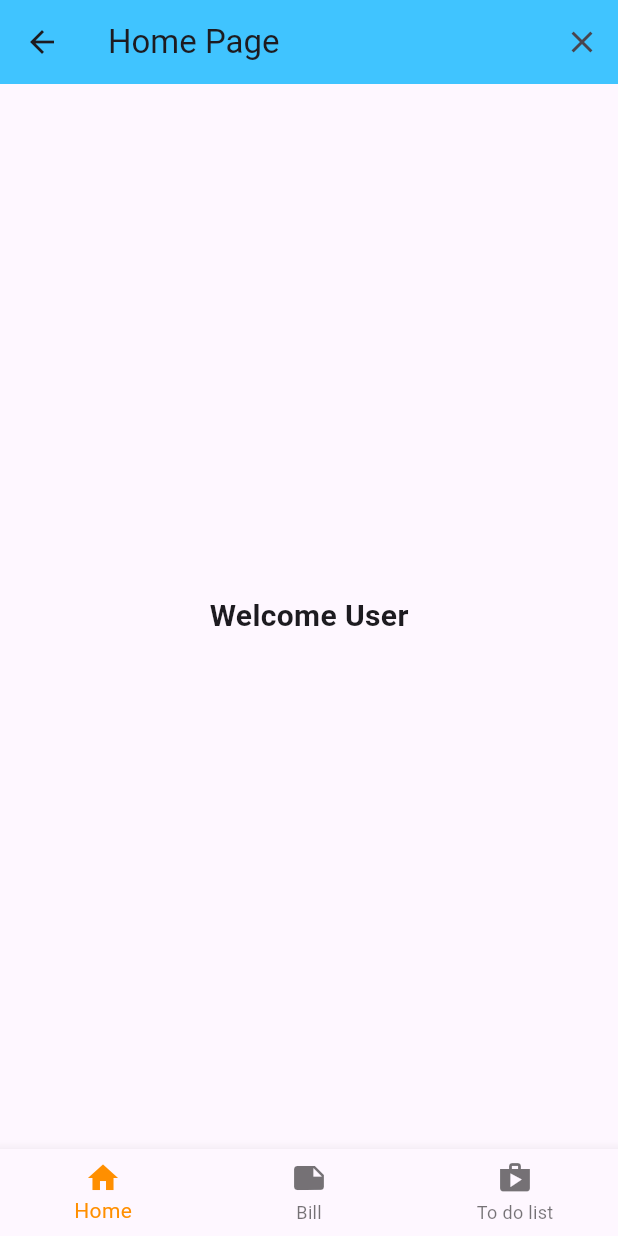
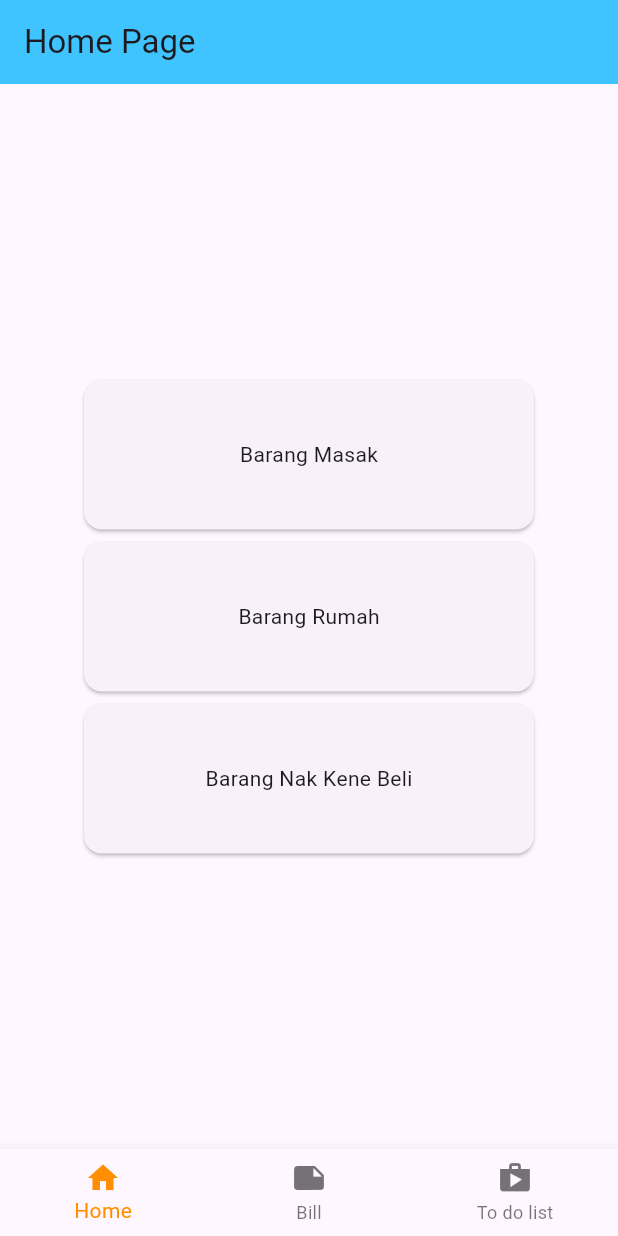
Before and after one commit to ahmdirfnz/Rumah-Sewa-App, a Flutter app: the HomeScreen screen opened by its route, on a phone screen of 412 x 824 dp. Run offline on Flutter 3.47's test engine with Material 3 defaults, Android fonts, the phone set to English and light mode, and no system bars; our stand-ins replace firebase_auth, firebase_core, modal_progress_hud_nsn; accounts and stored records are empty.

Commit message:
add card view in home page

```diff
--- a/lib/main.dart
+++ b/lib/main.dart
@@ -60,10 +60,7 @@ class _MyHomePageState extends State<MyHomePage> {
   Widget build(BuildContext context) {
     return Scaffold(
       appBar: AppBar(
-        actions: [
-          IconButton(
-              onPressed: () {}, icon: const Icon(Icons.calendar_month_outlined))
-        ],
+        actions: [],
         backgroundColor: Theme.of(context).colorScheme.inversePrimary,
         title: Text(widget.title),
       ),
--- a/lib/screens/home_screen.dart
+++ b/lib/screens/home_screen.dart
@@ -56,19 +56,40 @@ class _HomeScreenState extends State<HomeScreen> {
   Widget build(BuildContext context) {
     return Scaffold(
       appBar: AppBar(
-        leading: null,
-        actions: <Widget>[
-          IconButton(
-              icon: Icon(Icons.close),
-              onPressed: () {
-                _auth.signOut();
-                Navigator.pop(context);
-
-                //Implement logout functionality
-              }),
-        ],
+        automaticallyImplyLeading: false,
         title: Text('Home Page'),
         backgroundColor: Colors.lightBlueAccent,
+      ),
+      drawer: Drawer(
+        // Add a ListView to the drawer. This ensures the user can scroll
+        // through the options in the drawer if there isn't enough vertical
+        // space to fit everything.
+        child: ListView(
+          // Important: Remove any padding from the ListView.
+          padding: EdgeInsets.zero,
+          children: [
+            const DrawerHeader(
+              decoration: BoxDecoration(
+                color: Colors.blue,
+              ),
+              child: Text('Drawer Header'),
+            ),
+            ListTile(
+              title: const Text('Item 1'),
+              onTap: () {
+                // Update the state of the app.
+                // ...
+              },
+            ),
+            ListTile(
+              title: const Text('Item 2'),
+              onTap: () {
+                // Update the state of the app.
+                // ...
+              },
+            ),
+          ],
+        ),
       ),
       bottomNavigationBar: BottomNavigationBar(
         items: const [
@@ -89,11 +110,37 @@ class _HomeScreenState extends State<HomeScreen> {
         selectedItemColor: Colors.amber[800],
         onTap: _onItemTapped,
       ),
-      body: Center(
-        child: Text(
-          "Welcome User",
-          style: TextStyle(fontSize: 20.0, fontWeight: FontWeight.bold),
-        ),
+      body: Column(
+        mainAxisAlignment: MainAxisAlignment.center,
+        children: [
+          Center(
+            child: Card(
+              child: SizedBox(
+                width: 300,
+                height: 100,
+                child: Center(child: Text('Barang Masak')),
+              ),
+            ),
+          ),
+          Center(
+            child: Card(
+              child: SizedBox(
+                width: 300,
+                height: 100,
+                child: Center(child: Text('Barang Rumah')),
+              ),
+            ),
+          ),
+          Center(
+            child: Card(
+              child: SizedBox(
+                width: 300,
+                height: 100,
+                child: Center(child: Text('Barang Nak Kene Beli')),
+              ),
+            ),
+          ),
+        ],
       ),
     );
   }
```
